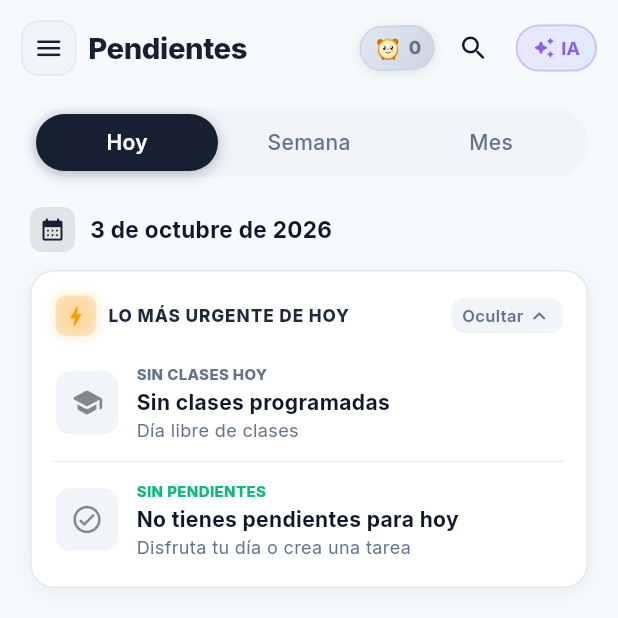
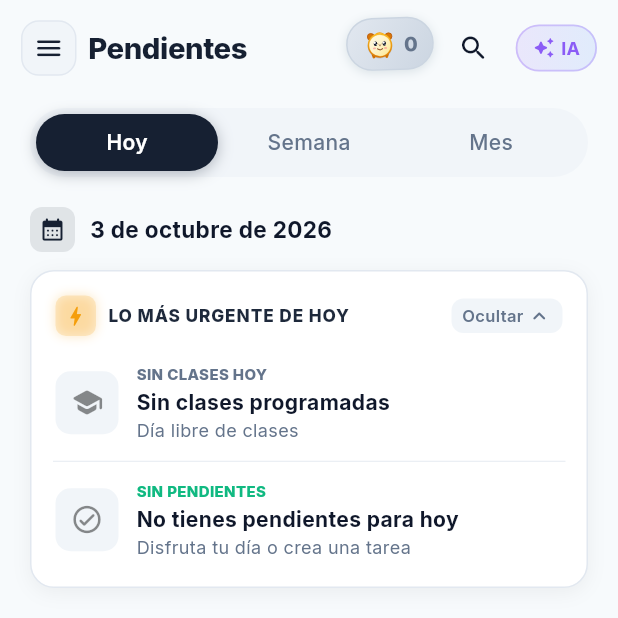
Before and after one commit to NiceWyll/zendae, a Flutter app: the HomeShellScreen screen opened directly, on a phone screen of 412 x 824 dp, the top half of it. Run offline on Flutter 3.47's test engine with Material 3 defaults, Android fonts, the phone set to English and light mode, and no system bars; our stand-ins replace file_picker, flutter_local_notifications, flutter_riverpod, flutter_tts, google_fonts, permission_handler and 5 more; accounts and stored records are empty.

Commit message:
fix(racha-ia): permitir navegacion inmediata al pulsar racha, aumentar tamano y animacion continua, y actualizar respuesta enfatica de IA

```diff
--- a/lib/features/asistente/data/datasources/ia_datasource.dart
+++ b/lib/features/asistente/data/datasources/ia_datasource.dart
@@ -75,7 +75,7 @@
     if (_esPreguntaAgenteOChatbox(lower)) {
       return const ResultadoInterpretacion(
         tipoAccion: TipoAccionIa.conversacional,
-        respuestaTexto: 'Esa función no está disponible para mí. Mi único propósito es ayudarte a organizar y gestionar tus tareas, horarios y recordatorios en Zendae. ¿En qué pendiente te gustaría que te ayude?',
+        respuestaTexto: 'Mi único propósito es ayudarte a organizar y gestionar tus tareas, horarios y recordatorios en Zendae. ¿En qué pendiente te gustaría que te ayude?',
         esConversacional: true,
       );
     }
--- a/lib/features/racha/presentation/widgets/banner_racha.dart
+++ b/lib/features/racha/presentation/widgets/banner_racha.dart
@@ -27,73 +27,52 @@
 }
 
 class _BannerRachaChipState extends ConsumerState<BannerRachaChip>
-    with TickerProviderStateMixin {
+    with SingleTickerProviderStateMixin {
   late AnimationController _idleController;
   late Animation<double> _bobAnim;
   late Animation<double> _swayAnim;
   late Animation<double> _glowAnim;
   late Animation<double> _flickerAnim;
-
-  late AnimationController _clickController;
-  late Animation<double> _clickScaleAnim;
-  late Animation<double> _clickBurstAnim;
-
-  bool _isPressed = false;
+  late Animation<double> _pulseScaleAnim;
 
   @override
   void initState() {
     super.initState();
 
-    // 1. Animación continua pasiva (vaivén, respiración y parpadeo de llama)
+    // Animación continua pasiva (flotación, vaivén, respiración y titileo de fuego)
     _idleController = AnimationController(
       vsync: this,
-      duration: const Duration(milliseconds: 2400),
+      duration: const Duration(milliseconds: 1800),
     );
 
-    // Flotación vertical suave (-3.2px a 0.0px)
-    _bobAnim = Tween<double>(begin: 0.0, end: -3.2).animate(
-      CurvedAnimation(parent: _idleController, curve: Curves.easeInOut),
+    // Flotación vertical suave (-2.8px a 1.2px)
+    _bobAnim = Tween<double>(begin: -2.8, end: 1.2).animate(
+      CurvedAnimation(parent: _idleController, curve: Curves.easeInOutSine),
     );
 
-    // Vaivén orgánico de inclinación (aprox. -2.2° a +2.2°)
-    _swayAnim = Tween<double>(begin: -0.038, end: 0.038).animate(
+    // Vaivén orgánico de inclinación (aprox. -2.0° a +2.0°)
+    _swayAnim = Tween<double>(begin: -0.035, end: 0.035).animate(
+      CurvedAnimation(parent: _idleController, curve: Curves.easeInOutSine),
+    );
+
+    // Respiración suave de escala (0.98 a 1.03) para dar sensación viva
+    _pulseScaleAnim = Tween<double>(begin: 0.98, end: 1.03).animate(
       CurvedAnimation(parent: _idleController, curve: Curves.easeInOut),
     );
 
     // Parpadeo / pulsación suave del aura luminosa y sombra (glow)
-    _glowAnim = Tween<double>(begin: 0.35, end: 0.90).animate(
+    _glowAnim = Tween<double>(begin: 0.40, end: 0.95).animate(
       CurvedAnimation(parent: _idleController, curve: Curves.easeInOut),
     );
 
     // Titileo dinámico que simula el parpadeo de fuego
     _flickerAnim = TweenSequence<double>([
-      TweenSequenceItem(tween: Tween<double>(begin: 0.88, end: 1.0), weight: 28),
-      TweenSequenceItem(tween: Tween<double>(begin: 1.0, end: 0.72), weight: 22),
-      TweenSequenceItem(tween: Tween<double>(begin: 0.72, end: 1.0), weight: 28),
-      TweenSequenceItem(tween: Tween<double>(begin: 1.0, end: 0.88), weight: 22),
+      TweenSequenceItem(tween: Tween<double>(begin: 0.85, end: 1.0), weight: 28),
+      TweenSequenceItem(tween: Tween<double>(begin: 1.0, end: 0.70), weight: 22),
+      TweenSequenceItem(tween: Tween<double>(begin: 0.70, end: 1.0), weight: 28),
+      TweenSequenceItem(tween: Tween<double>(begin: 1.0, end: 0.85), weight: 22),
     ]).animate(
       CurvedAnimation(parent: _idleController, curve: Curves.easeInOut),
-    );
-
-    // 2. Animación interactiva de clic (rebote elástico + destello)
-    _clickController = AnimationController(
-      vsync: this,
-      duration: const Duration(milliseconds: 340),
-    );
-
-    _clickScaleAnim = TweenSequence<double>([
-      TweenSequenceItem(
-        tween: Tween<double>(begin: 0.88, end: 1.18).chain(CurveTween(curve: Curves.easeOutBack)),
-        weight: 45,
-      ),
-      TweenSequenceItem(
-        tween: Tween<double>(begin: 1.18, end: 1.0).chain(CurveTween(curve: Curves.elasticOut)),
-        weight: 55,
-      ),
-    ]).animate(_clickController);
-
-    _clickBurstAnim = Tween<double>(begin: 1.0, end: 0.0).animate(
-      CurvedAnimation(parent: _clickController, curve: Curves.easeOut),
     );
 
     final bool esTest = !kIsWeb && Platform.environment.containsKey('FLUTTER_TEST');
@@ -105,18 +84,11 @@
   @override
   void dispose() {
     _idleController.dispose();
-    _clickController.dispose();
     super.dispose();
   }
 
-  Future<void> _handleTap() async {
+  void _handleTap() {
     HapticFeedback.lightImpact();
-    setState(() => _isPressed = false);
-
-    // Disparar animación de rebote y destello
-    await _clickController.forward(from: 0.0);
-
-    if (!mounted) return;
     Navigator.of(context).push(
       MaterialPageRoute(
         builder: (_) => const MisLogrosScreen(),
@@ -144,17 +116,13 @@
     bool isDark,
   ) {
     return AnimatedBuilder(
-      animation: Listenable.merge([_idleController, _clickController]),
+      animation: _idleController,
       builder: (context, _) {
-        final double scale = _clickController.isAnimating
-            ? _clickScaleAnim.value
-            : (_isPressed ? 0.90 : 1.0);
-
         final double bob = _bobAnim.value;
         final double sway = _swayAnim.value;
+        final double scale = _pulseScaleAnim.value;
         final double glow = _glowAnim.value;
         final double flicker = _flickerAnim.value;
-        final double burst = _clickController.isAnimating ? _clickBurstAnim.value : 0.0;
 
         return Transform.translate(
           offset: Offset(0, bob),
@@ -164,13 +132,8 @@
               scale: scale,
               child: GestureDetector(
                 behavior: HitTestBehavior.opaque,
-                onTapDown: (_) {
-                  setState(() => _isPressed = true);
-                },
-                onTapUp: (_) => _handleTap(),
-                onTapCancel: () {
-                  setState(() => _isPressed = false);
-                },
+                onTap: _handleTap,
+                child: IgnorePointer(
                   child: _buildChipContent(
                     context,
                     racha,
@@ -178,7 +141,7 @@
                     isDark,
                     glow,
                     flicker,
-                  burst,
+                  ),
                 ),
               ),
             ),
@@ -195,15 +158,14 @@
     bool isDark,
     double glow,
     double flicker,
-    double burst,
   ) {
     final tieneRacha = racha.diasActuales > 0;
 
     // Gradiente con efecto de titileo parpadeante sutil
     final gradientColors = tieneRacha
         ? [
-            Color.lerp(const Color(0xFFF59E0B), const Color(0xFFFBBF24), (flicker - 0.72) / 0.28) ?? const Color(0xFFF59E0B),
-            Color.lerp(const Color(0xFFD97706), const Color(0xFFEA580C), burst) ?? const Color(0xFFD97706),
+            Color.lerp(const Color(0xFFF59E0B), const Color(0xFFFBBF24), (flicker - 0.70) / 0.30) ?? const Color(0xFFF59E0B),
+            const Color(0xFFEA580C),
           ]
         : isDark
             ? [const Color(0xFF2C2C2C), const Color(0xFF1E1E1E)]
@@ -216,14 +178,14 @@
             : const Color(0xFF64748B);
 
     // Resplandor pulsante / parpadeante
-    final double auraOpacity = (tieneRacha ? (glow * 0.45 + burst * 0.45) : (glow * 0.15)).clamp(0.0, 1.0);
-    final double blurRadius = tieneRacha ? (6.0 + glow * 8.0 + burst * 8.0) : (4.0 + glow * 3.0);
-    final double spreadRadius = tieneRacha ? (0.4 + glow * 1.2 + burst * 1.5) : 0.0;
+    final double auraOpacity = (tieneRacha ? (glow * 0.45) : (glow * 0.15)).clamp(0.0, 1.0);
+    final double blurRadius = tieneRacha ? (6.0 + glow * 8.0) : (4.0 + glow * 3.0);
+    final double spreadRadius = tieneRacha ? (0.4 + glow * 1.2) : 0.0;
 
     return Container(
       padding: EdgeInsets.symmetric(
-        horizontal: widget.compacto ? 8 : 12,
-        vertical: widget.compacto ? 4 : 6,
+        horizontal: widget.compacto ? 10 : 14,
+        vertical: widget.compacto ? 5 : 7,
       ),
       decoration: BoxDecoration(
         gradient: LinearGradient(
@@ -234,9 +196,9 @@
         borderRadius: BorderRadius.circular(20),
         border: Border.all(
           color: tieneRacha
-              ? const Color(0xFFFDE68A).withOpacity(0.4 + glow * 0.45)
+              ? const Color(0xFFFDE68A).withOpacity(0.45 + glow * 0.45)
               : (isDark ? const Color(0xFF334155) : const Color(0xFFCBD5E1)),
-          width: tieneRacha ? (1.0 + glow * 0.6) : 1.0,
+          width: tieneRacha ? (1.1 + glow * 0.5) : 1.0,
         ),
         boxShadow: [
           BoxShadow(
@@ -247,36 +209,30 @@
             spreadRadius: spreadRadius,
             offset: const Offset(0, 1.5),
           ),
-          if (burst > 0.05)
-            BoxShadow(
-              color: Colors.white.withOpacity(burst * 0.6),
-              blurRadius: 14 * burst,
-              spreadRadius: 2 * burst,
-            ),
         ],
       ),
       child: Row(
         mainAxisSize: MainAxisSize.min,
         crossAxisAlignment: CrossAxisAlignment.center,
         children: [
-          // Personaje animado de Zendy en miniatura
+          // Personaje animado de Zendy en miniatura (ligeramente más grande y visible)
           SizedBox(
-            width: widget.compacto ? 20 : 24,
-            height: widget.compacto ? 20 : 24,
+            width: widget.compacto ? 24 : 28,
+            height: widget.compacto ? 24 : 28,
             child: Center(
               child: ZendyPersonajeWidget(
-                size: widget.compacto ? 18 : 24,
+                size: widget.compacto ? 22 : 26,
                 prendaId: prendaId,
                 animado: true,
               ),
             ),
           ),
-          const SizedBox(width: 4),
+          const SizedBox(width: 4.5),
           Text(
             '${racha.diasActuales}',
             style: TextStyle(
               color: textColor,
-              fontSize: widget.compacto ? 12 : 13,
+              fontSize: widget.compacto ? 13.5 : 15,
               fontWeight: FontWeight.w800,
               letterSpacing: -0.2,
             ),
@@ -287,7 +243,7 @@
               racha.diasActuales == 1 ? 'día' : 'días',
               style: TextStyle(
                 color: textColor.withOpacity(0.9),
-                fontSize: 11,
+                fontSize: 12,
                 fontWeight: FontWeight.w600,
               ),
             ),
--- a/lib/features/racha/presentation/widgets/zendy_personaje_widget.dart
+++ b/lib/features/racha/presentation/widgets/zendy_personaje_widget.dart
@@ -216,6 +216,7 @@
       },
     );
 
+    if (widget.onTap != null) {
       return GestureDetector(
         onTap: () {
           reaccionarFeliz();
@@ -224,6 +225,9 @@
         behavior: HitTestBehavior.opaque,
         child: content,
       );
+    }
+
+    return content;
   }
 }
 
```
Also changed, not shown: 2 other files. Lines whose indentation alone changed are shown as unchanged.
